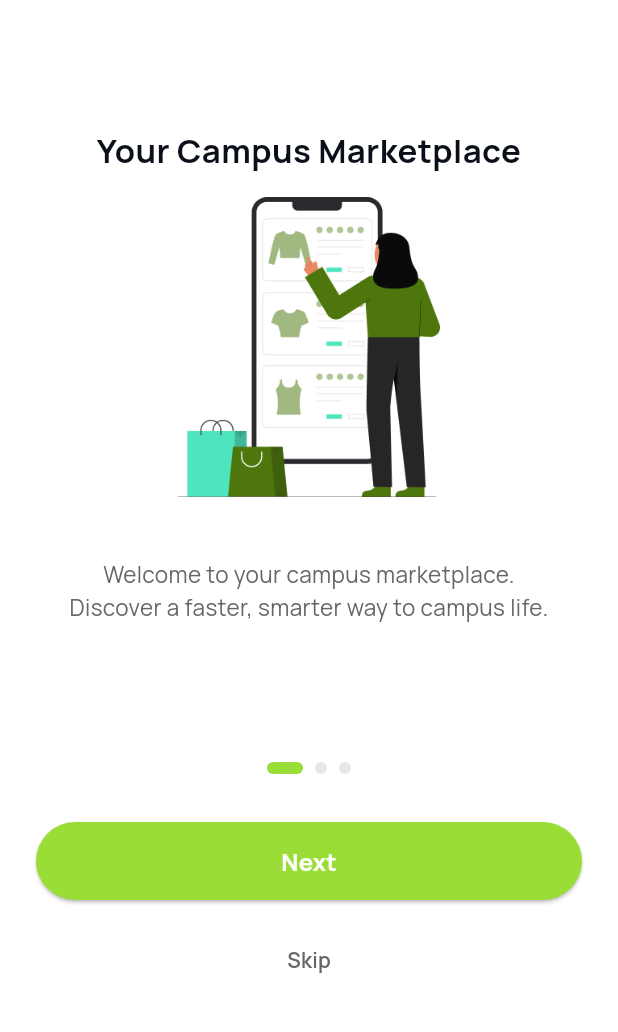
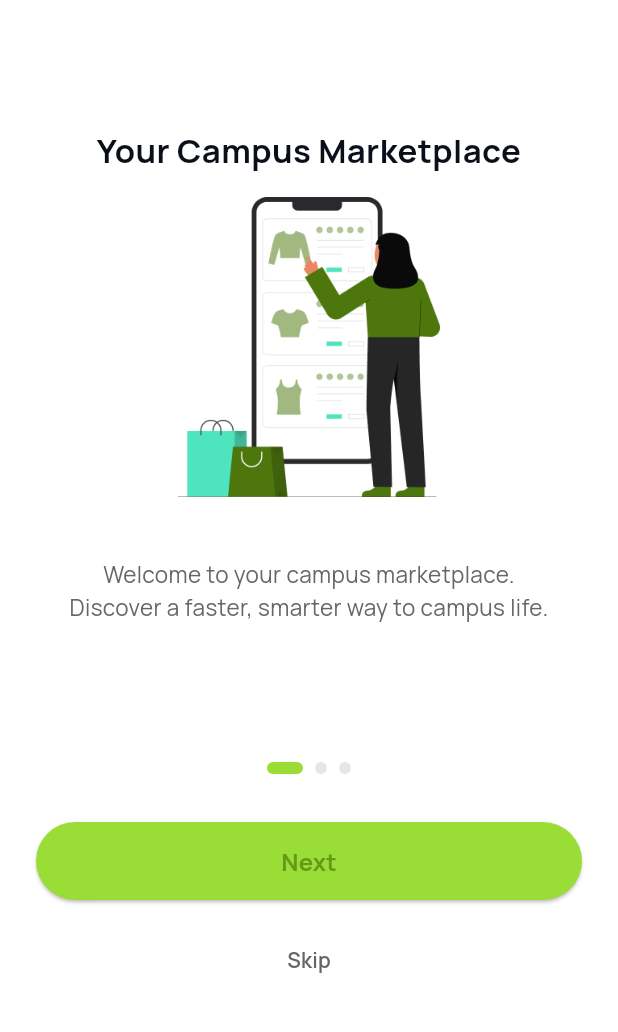
Before and after one commit to orderSwiftly/swiftly-mobile, a Flutter app: the screen it shows after launch, on a phone screen of 412 x 824 dp, the part 204-1236 px from its top. Run offline on Flutter 3.47's test engine with Material 3 defaults, Android fonts, the phone set to English and light mode, and no system bars.

```diff
--- a/lib/screens/onboarding_screen.dart
+++ b/lib/screens/onboarding_screen.dart
@@ -162,7 +162,7 @@ class _OnboardingScreenState extends State<OnboardingScreen> {
                             ? 'Get Started'
                             : 'Next',
                         style: const TextStyle(
-                          color: AppColors.text,
+                          color: AppColors.prof,
                           fontSize: 16,
                           fontWeight: FontWeight.bold,
                         ),
```
Also changed, not shown: pubspec.yaml (+9 -1 lines), lib/services/api_service.dart (added), pubspec.lock, 1 other file.
